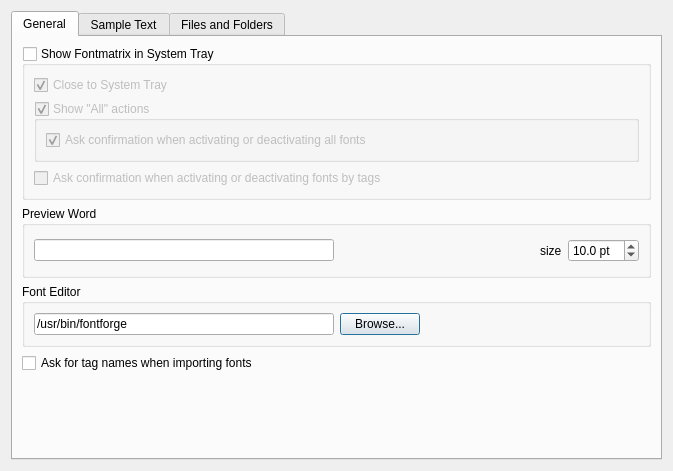
Above: src/prefs_panel.ui from fontmatrix/fontmatrix before the change. Below: the same form after it.
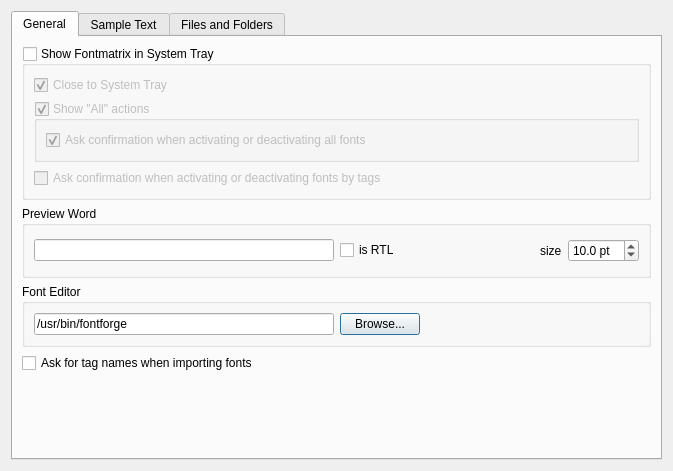
That is the form after the change. Icons and pictures are not drawn.

Commit message: bug #11072 : add RTL support to "Preview Word"

```diff
--- a/src/prefs_panel.ui
+++ b/src/prefs_panel.ui
@@ -103,26 +103,33 @@
            </widget>
           </item>
           <item row="0" column="1" >
+           <widget class="QCheckBox" name="previewIsRTL" >
+            <property name="text" >
+             <string>is RTL</string>
+            </property>
+           </widget>
+          </item>
+          <item row="0" column="2" >
            <spacer>
             <property name="orientation" >
              <enum>Qt::Horizontal</enum>
             </property>
             <property name="sizeHint" >
              <size>
-              <width>51</width>
+              <width>41</width>
               <height>31</height>
              </size>
             </property>
            </spacer>
           </item>
-          <item row="0" column="2" >
+          <item row="0" column="3" >
            <widget class="QLabel" name="label" >
             <property name="text" >
              <string>size</string>
             </property>
            </widget>
           </item>
-          <item row="0" column="3" >
+          <item row="0" column="4" >
            <widget class="QDoubleSpinBox" name="previewSizeSpin" >
             <property name="wrapping" >
              <bool>false</bool>
```
The commit also changes 6 other files.
